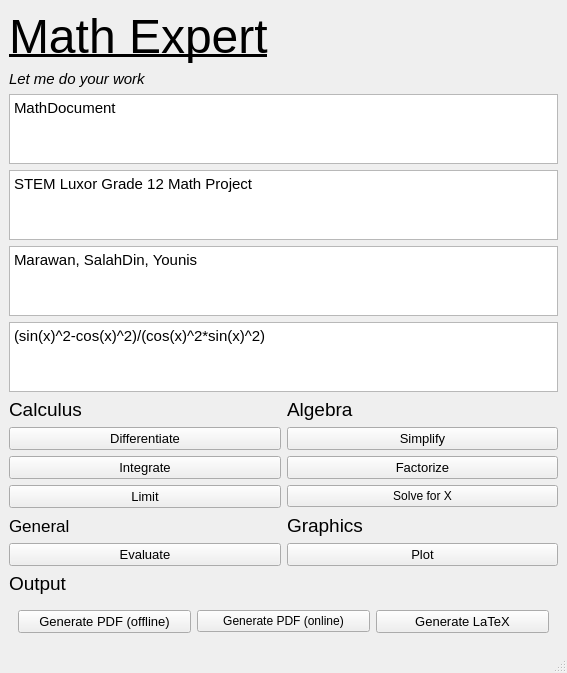
First picture: the form in qt5/main.ui, repository salastro/math-expert, before the edit.
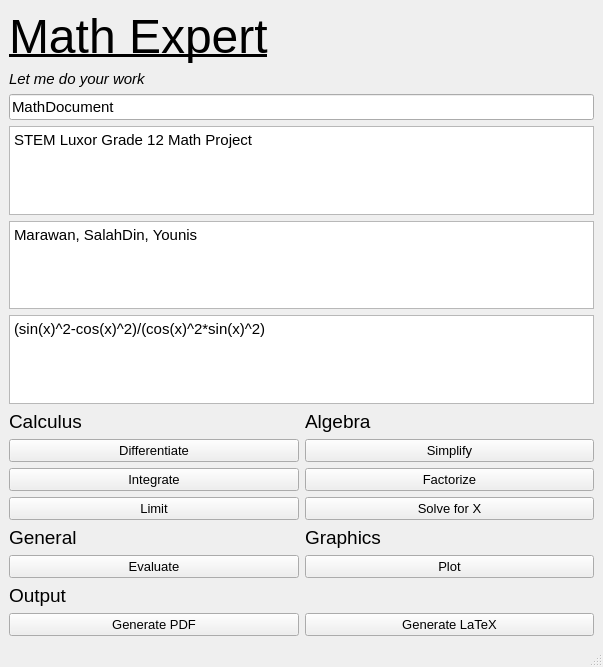
Second picture: the form after the edit. Icons and pictures are not drawn.

The edit to the form file:
```diff
--- a/qt5/main.ui
+++ b/qt5/main.ui
@@ -6,7 +6,7 @@
    <rect>
     <x>0</x>
     <y>0</y>
-    <width>567</width>
+    <width>603</width>
     <height>667</height>
    </rect>
   </property>
@@ -21,191 +21,10 @@
    <bool>false</bool>
   </property>
   <property name="styleSheet">
-   <string notr="true">#frame_2 {
-border:0;
-}</string>
+   <string notr="true"/>
   </property>
   <widget class="QWidget" name="centralwidget">
    <layout class="QGridLayout" name="gridLayout">
-    <item row="14" column="0">
-     <widget class="QLabel" name="label_8">
-      <property name="font">
-       <font>
-        <pointsize>13</pointsize>
-       </font>
-      </property>
-      <property name="text">
-       <string>General</string>
-      </property>
-     </widget>
-    </item>
-    <item row="16" column="1">
-     <widget class="QPushButton" name="plotBt">
-      <property name="font">
-       <font>
-        <pointsize>10</pointsize>
-       </font>
-      </property>
-      <property name="text">
-       <string>Plot</string>
-      </property>
-     </widget>
-    </item>
-    <item row="12" column="0">
-     <widget class="QPushButton" name="inteBt">
-      <property name="font">
-       <font>
-        <pointsize>10</pointsize>
-       </font>
-      </property>
-      <property name="text">
-       <string>Integrate</string>
-      </property>
-     </widget>
-    </item>
-    <item row="4" column="0" colspan="2">
-     <widget class="QPlainTextEdit" name="fileTxt">
-      <property name="font">
-       <font>
-        <pointsize>11</pointsize>
-       </font>
-      </property>
-      <property name="plainText">
-       <string>MathDocument</string>
-      </property>
-     </widget>
-    </item>
-    <item row="2" column="0">
-     <widget class="QLabel" name="label_4">
-      <property name="font">
-       <font>
-        <pointsize>11</pointsize>
-        <italic>true</italic>
-       </font>
-      </property>
-      <property name="text">
-       <string>Let me do your work</string>
-      </property>
-     </widget>
-    </item>
-    <item row="11" column="1">
-     <widget class="QPushButton" name="simpBt">
-      <property name="font">
-       <font>
-        <pointsize>10</pointsize>
-       </font>
-      </property>
-      <property name="text">
-       <string>Simplify</string>
-      </property>
-     </widget>
-    </item>
-    <item row="13" column="1">
-     <widget class="QPushButton" name="solBt">
-      <property name="text">
-       <string>Solve for X</string>
-      </property>
-     </widget>
-    </item>
-    <item row="16" column="0">
-     <widget class="QPushButton" name="evalBt">
-      <property name="font">
-       <font>
-        <pointsize>10</pointsize>
-       </font>
-      </property>
-      <property name="text">
-       <string>Evaluate</string>
-      </property>
-     </widget>
-    </item>
-    <item row="12" column="1">
-     <widget class="QPushButton" name="factBt">
-      <property name="font">
-       <font>
-        <pointsize>10</pointsize>
-       </font>
-      </property>
-      <property name="text">
-       <string>Factorize</string>
-      </property>
-     </widget>
-    </item>
-    <item row="10" column="1">
-     <widget class="QLabel" name="label_5">
-      <property name="font">
-       <font>
-        <pointsize>14</pointsize>
-       </font>
-      </property>
-      <property name="text">
-       <string>Algebra</string>
-      </property>
-     </widget>
-    </item>
-    <item row="11" column="0">
-     <widget class="QPushButton" name="diffBt">
-      <property name="font">
-       <font>
-        <pointsize>10</pointsize>
-       </font>
-      </property>
-      <property name="styleSheet">
-       <string notr="true"/>
-      </property>
-      <property name="text">
-       <string>Differentiate</string>
-      </property>
-     </widget>
-    </item>
-    <item row="6" column="0" colspan="2">
-     <widget class="QPlainTextEdit" name="authorTxt">
-      <property name="font">
-       <font>
-        <pointsize>11</pointsize>
-       </font>
-      </property>
-      <property name="plainText">
-       <string>Marawan, SalahDin, Younis</string>
-      </property>
-     </widget>
-    </item>
-    <item row="14" column="1">
-     <widget class="QLabel" name="label_6">
-      <property name="font">
-       <font>
-        <pointsize>14</pointsize>
-       </font>
-      </property>
-      <property name="text">
-       <string>Graphics</string>
-      </property>
-     </widget>
-    </item>
-    <item row="13" column="0">
-     <widget class="QPushButton" name="limBt">
-      <property name="font">
-       <font>
-        <pointsize>10</pointsize>
-       </font>
-      </property>
-      <property name="text">
-       <string>Limit</string>
-      </property>
-     </widget>
-    </item>
-    <item row="10" column="0">
-     <widget class="QLabel" name="label_2">
-      <property name="font">
-       <font>
-        <pointsize>14</pointsize>
-       </font>
-      </property>
-      <property name="text">
-       <string>Calculus</string>
-      </property>
-     </widget>
-    </item>
     <item row="1" column="0">
      <widget class="QLabel" name="label">
       <property name="font">
@@ -219,7 +38,19 @@
       </property>
      </widget>
     </item>
-    <item row="21" column="0">
+    <item row="9" column="0">
+     <widget class="QLabel" name="label_2">
+      <property name="font">
+       <font>
+        <pointsize>14</pointsize>
+       </font>
+      </property>
+      <property name="text">
+       <string>Calculus</string>
+      </property>
+     </widget>
+    </item>
+    <item row="20" column="0">
      <widget class="QLabel" name="label_3">
       <property name="font">
        <font>
@@ -231,30 +62,6 @@
       </property>
      </widget>
     </item>
-    <item row="7" column="0" colspan="2">
-     <widget class="QPlainTextEdit" name="expTxt">
-      <property name="font">
-       <font>
-        <pointsize>11</pointsize>
-       </font>
-      </property>
-      <property name="plainText">
-       <string>(sin(x)^2-cos(x)^2)/(cos(x)^2*sin(x)^2)</string>
-      </property>
-     </widget>
-    </item>
-    <item row="5" column="0" colspan="2">
-     <widget class="QPlainTextEdit" name="titleTxt">
-      <property name="font">
-       <font>
-        <pointsize>11</pointsize>
-       </font>
-      </property>
-      <property name="plainText">
-       <string>STEM Luxor Grade 12 Math Project</string>
-      </property>
-     </widget>
-    </item>
     <item row="1" column="1">
      <widget class="QFrame" name="frame">
       <property name="styleSheet">
@@ -287,47 +94,224 @@
       </widget>
      </widget>
     </item>
-    <item row="22" column="0" colspan="2">
-     <widget class="QFrame" name="frame_2">
-      <property name="frameShape">
-       <enum>QFrame::StyledPanel</enum>
+    <item row="5" column="0" colspan="2">
+     <widget class="QPlainTextEdit" name="authorTxt">
+      <property name="font">
+       <font>
+        <pointsize>11</pointsize>
+       </font>
       </property>
-      <property name="frameShadow">
-       <enum>QFrame::Raised</enum>
+      <property name="plainText">
+       <string>Marawan, SalahDin, Younis</string>
       </property>
-      <layout class="QGridLayout" name="gridLayout_2">
-       <item row="0" column="2">
-        <widget class="QPushButton" name="genLatexBt">
-         <property name="font">
-          <font>
-           <pointsize>10</pointsize>
-          </font>
-         </property>
-         <property name="text">
-          <string>Generate LaTeX</string>
-         </property>
-        </widget>
-       </item>
-       <item row="0" column="0">
-        <widget class="QPushButton" name="genPdfBt">
-         <property name="font">
-          <font>
-           <pointsize>10</pointsize>
-          </font>
-         </property>
-         <property name="text">
-          <string>Generate PDF (offline)</string>
-         </property>
-        </widget>
-       </item>
-       <item row="0" column="1">
-        <widget class="QPushButton" name="genOnBt">
-         <property name="text">
-          <string>Generate PDF (online)</string>
-         </property>
-        </widget>
-       </item>
-      </layout>
+     </widget>
+    </item>
+    <item row="10" column="1">
+     <widget class="QPushButton" name="simpBt">
+      <property name="font">
+       <font>
+        <pointsize>10</pointsize>
+       </font>
+      </property>
+      <property name="text">
+       <string>Simplify</string>
+      </property>
+     </widget>
+    </item>
+    <item row="15" column="1">
+     <widget class="QPushButton" name="plotBt">
+      <property name="font">
+       <font>
+        <pointsize>10</pointsize>
+       </font>
+      </property>
+      <property name="text">
+       <string>Plot</string>
+      </property>
+     </widget>
+    </item>
+    <item row="12" column="1">
+     <widget class="QPushButton" name="solBt">
+      <property name="font">
+       <font>
+        <pointsize>10</pointsize>
+       </font>
+      </property>
+      <property name="text">
+       <string>Solve for X</string>
+      </property>
+     </widget>
+    </item>
+    <item row="11" column="0">
+     <widget class="QPushButton" name="inteBt">
+      <property name="font">
+       <font>
+        <pointsize>10</pointsize>
+       </font>
+      </property>
+      <property name="text">
+       <string>Integrate</string>
+      </property>
+     </widget>
+    </item>
+    <item row="15" column="0">
+     <widget class="QPushButton" name="evalBt">
+      <property name="font">
+       <font>
+        <pointsize>10</pointsize>
+       </font>
+      </property>
+      <property name="text">
+       <string>Evaluate</string>
+      </property>
+     </widget>
+    </item>
+    <item row="10" column="0">
+     <widget class="QPushButton" name="diffBt">
+      <property name="font">
+       <font>
+        <pointsize>10</pointsize>
+       </font>
+      </property>
+      <property name="styleSheet">
+       <string notr="true"/>
+      </property>
+      <property name="text">
+       <string>Differentiate</string>
+      </property>
+     </widget>
+    </item>
+    <item row="4" column="0" colspan="2">
+     <widget class="QPlainTextEdit" name="titleTxt">
+      <property name="font">
+       <font>
+        <pointsize>11</pointsize>
+       </font>
+      </property>
+      <property name="plainText">
+       <string>STEM Luxor Grade 12 Math Project</string>
+      </property>
+     </widget>
+    </item>
+    <item row="13" column="1">
+     <widget class="QLabel" name="label_6">
+      <property name="font">
+       <font>
+        <pointsize>14</pointsize>
+       </font>
+      </property>
+      <property name="text">
+       <string>Graphics</string>
+      </property>
+     </widget>
+    </item>
+    <item row="21" column="1">
+     <widget class="QPushButton" name="genLatexBt">
+      <property name="font">
+       <font>
+        <pointsize>10</pointsize>
+       </font>
+      </property>
+      <property name="text">
+       <string>Generate LaTeX</string>
+      </property>
+     </widget>
+    </item>
+    <item row="21" column="0">
+     <widget class="QPushButton" name="genPdfBt">
+      <property name="font">
+       <font>
+        <pointsize>10</pointsize>
+       </font>
+      </property>
+      <property name="text">
+       <string>Generate PDF</string>
+      </property>
+     </widget>
+    </item>
+    <item row="2" column="0">
+     <widget class="QLabel" name="label_4">
+      <property name="font">
+       <font>
+        <pointsize>11</pointsize>
+        <italic>true</italic>
+       </font>
+      </property>
+      <property name="text">
+       <string>Let me do your work</string>
+      </property>
+     </widget>
+    </item>
+    <item row="6" column="0" colspan="2">
+     <widget class="QPlainTextEdit" name="expTxt">
+      <property name="font">
+       <font>
+        <pointsize>11</pointsize>
+       </font>
+      </property>
+      <property name="plainText">
+       <string>(sin(x)^2-cos(x)^2)/(cos(x)^2*sin(x)^2)</string>
+      </property>
+     </widget>
+    </item>
+    <item row="12" column="0">
+     <widget class="QPushButton" name="limBt">
+      <property name="font">
+       <font>
+        <pointsize>10</pointsize>
+       </font>
+      </property>
+      <property name="text">
+       <string>Limit</string>
+      </property>
+     </widget>
+    </item>
+    <item row="11" column="1">
+     <widget class="QPushButton" name="factBt">
+      <property name="font">
+       <font>
+        <pointsize>10</pointsize>
+       </font>
+      </property>
+      <property name="text">
+       <string>Factorize</string>
+      </property>
+     </widget>
+    </item>
+    <item row="13" column="0">
+     <widget class="QLabel" name="label_8">
+      <property name="font">
+       <font>
+        <pointsize>14</pointsize>
+       </font>
+      </property>
+      <property name="text">
+       <string>General</string>
+      </property>
+     </widget>
+    </item>
+    <item row="9" column="1">
+     <widget class="QLabel" name="label_5">
+      <property name="font">
+       <font>
+        <pointsize>14</pointsize>
+       </font>
+      </property>
+      <property name="text">
+       <string>Algebra</string>
+      </property>
+     </widget>
+    </item>
+    <item row="3" column="0" colspan="2">
+     <widget class="QLineEdit" name="fileTxt">
+      <property name="font">
+       <font>
+        <pointsize>11</pointsize>
+       </font>
+      </property>
+      <property name="text">
+       <string>MathDocument</string>
+      </property>
      </widget>
     </item>
    </layout>
```
